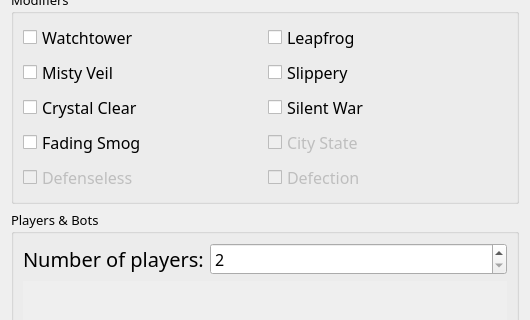
Above: src/ui/localGameDialog/localGameDialog.ui from SZXC-WG/LocalGen-new before the change; both pictures show x 0 to 530 and y 184 to 504 of the 530 by 612 pixel window. Below: the same form after it.
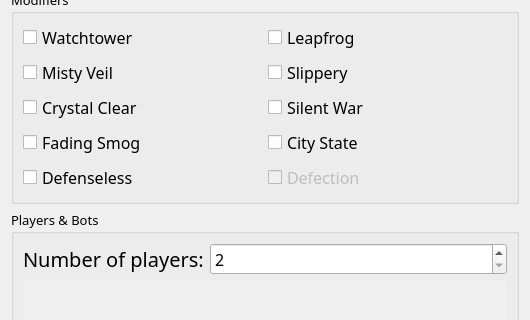
That is the form after the change. Custom widgets are drawn as their Qt base class.

Patch:
```diff
--- a/src/ui/localGameDialog/localGameDialog.ui
+++ b/src/ui/localGameDialog/localGameDialog.ui
@@ -379,9 +379,6 @@
       </item>
       <item row="3" column="1">
        <widget class="QCheckBox" name="checkBox_cityState">
-        <property name="enabled">
-         <bool>false</bool>
-        </property>
         <property name="font">
          <font>
           <family>Quicksand</family>
@@ -398,9 +395,6 @@
       </item>
       <item row="4" column="0">
        <widget class="QCheckBox" name="checkBox_defenseless">
-        <property name="enabled">
-         <bool>false</bool>
-        </property>
         <property name="font">
          <font>
           <family>Quicksand</family>
```
Left out of the diff: 4 changed lines with no effect on the pictures.
